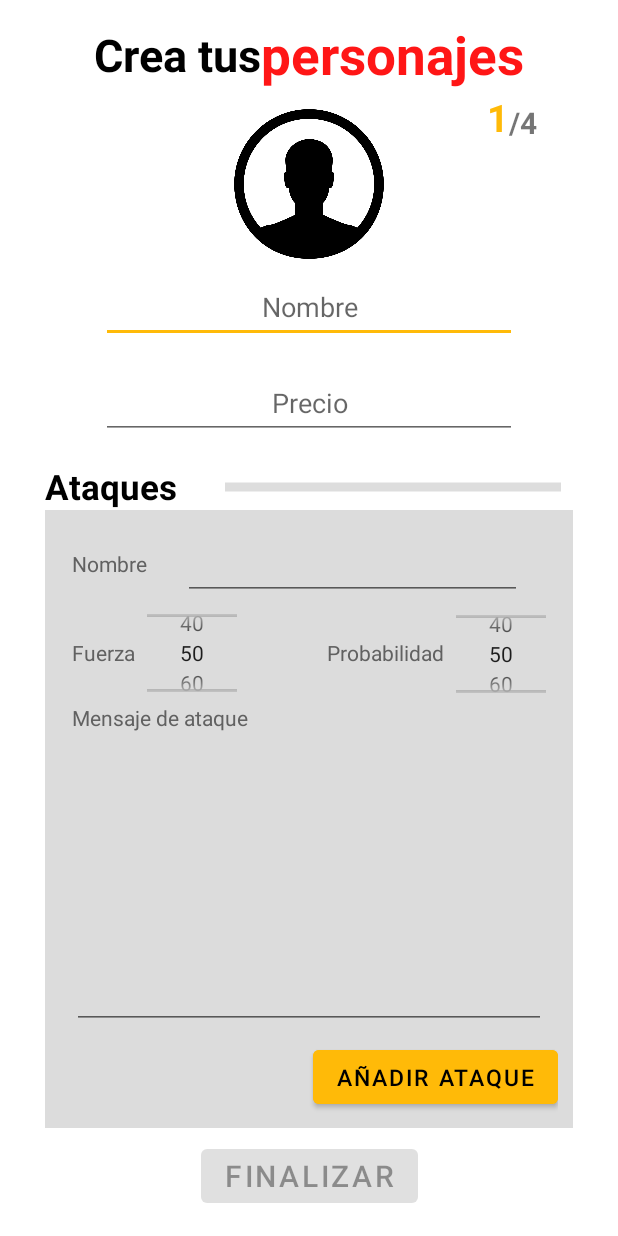
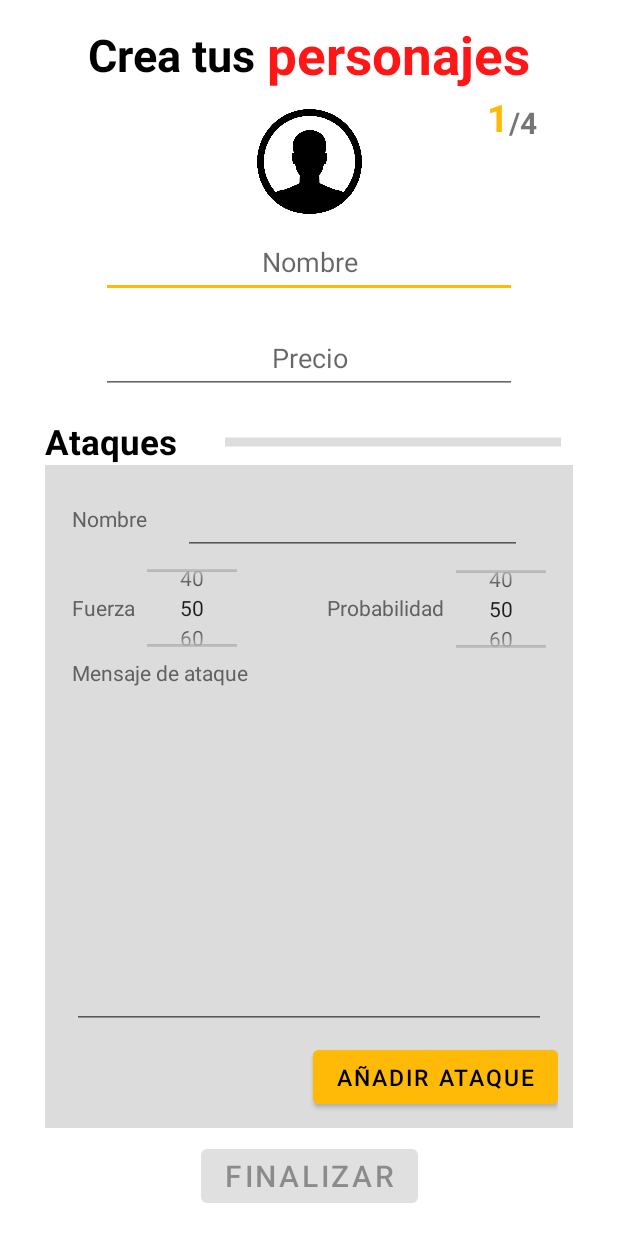
Before and after one commit to Pernas94/CenecMayhem, an Android app: the CrearJugador screen opened directly, with no data from a screen before it, on a phone screen of 412 x 824 dp. Run offline under Robolectric (Android 15) with nearby library versions, the phone set to English and light mode, and no system bars; our stand-ins replace Firebase (no records; nobody signed in at launch, a user with empty details on screens opened directly).

```diff
--- a/app/src/main/java/com/example/cenecmayhem/Registro.kt
+++ b/app/src/main/java/com/example/cenecmayhem/Registro.kt
@@ -25,7 +25,7 @@ class Registro : AppCompatActivity() {
     val fb:FirebaseFirestore= Firebase.firestore
     val auth: FirebaseAuth = Firebase.auth
     //Lista de personajes jugables desde el principio
-    val personajesDisponibles:List<String> = listOf("Alex", "Edu", "Lander", "Norberto", "Robe")
+    val personajesDisponibles:List<String> = listOf("Alex", "Edu", "Lander", "Norberto", "Robe", "Pablo", "Junior")
 
     val btnRegistro: Button by lazy {  findViewById(R.id.btnRegistro)}
     val editUsuario: EditText by lazy {findViewById(R.id.editUsuario)}
--- a/app/src/main/res/layout/activity_crear_jugador.xml
+++ b/app/src/main/res/layout/activity_crear_jugador.xml
@@ -26,6 +26,7 @@
         android:id="@+id/textView25"
         android:layout_width="wrap_content"
         android:layout_height="wrap_content"
+        android:layout_marginStart="8dp"
         android:rotation="0"
         android:text="@string/personajes_"
         android:textColor="@color/redCM"
@@ -95,8 +96,8 @@
 
     <ImageView
         android:id="@+id/crJug_imagen"
-        android:layout_width="100dp"
-        android:layout_height="100dp"
+        android:layout_width="70dp"
+        android:layout_height="70dp"
         android:layout_marginTop="16dp"
         android:contentDescription="@string/icono_de_personaje"
         app:layout_constraintEnd_toEndOf="parent"
```
Also changed, not shown: app/src/main/java/com/example/cenecmayhem/cenecMayhem/Batalla.kt (+19 -18 lines).
